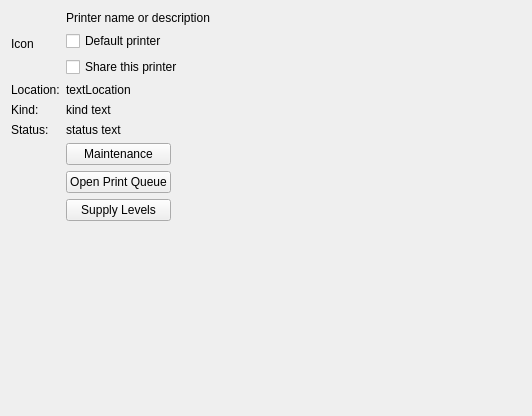
Above: printer-manager-kcm/PrinterDescription.ui from KDE/print-manager before the change. Below: the same form after it.
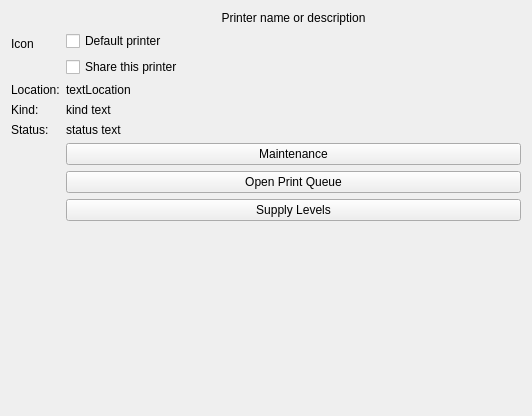
That is the form after the change. Custom widgets are drawn as their Qt base class.

```diff
--- a/printer-manager-kcm/PrinterDescription.ui
+++ b/printer-manager-kcm/PrinterDescription.ui
@@ -13,9 +13,6 @@
   <layout class="QGridLayout" name="gridLayout">
    <item row="0" column="0">
     <layout class="QFormLayout" name="formLayout">
-     <property name="fieldGrowthPolicy">
-      <enum>QFormLayout::FieldsStayAtSizeHint</enum>
-     </property>
      <property name="rowWrapPolicy">
       <enum>QFormLayout::DontWrapRows</enum>
      </property>
@@ -78,6 +75,12 @@
      </item>
      <item row="1" column="1">
       <widget class="QLabel" name="locationMsgL">
+       <property name="sizePolicy">
+        <sizepolicy hsizetype="Expanding" vsizetype="Expanding">
+         <horstretch>0</horstretch>
+         <verstretch>0</verstretch>
+        </sizepolicy>
+       </property>
        <property name="text">
         <string notr="true">textLocation</string>
        </property>
@@ -96,7 +99,7 @@
      <item row="2" column="1">
       <widget class="QLabel" name="kindMsgL">
        <property name="sizePolicy">
-        <sizepolicy hsizetype="Preferred" vsizetype="Preferred">
+        <sizepolicy hsizetype="Expanding" vsizetype="Expanding">
          <horstretch>0</horstretch>
          <verstretch>0</verstretch>
         </sizepolicy>
@@ -118,6 +121,12 @@
      </item>
      <item row="3" column="1">
       <widget class="QLabel" name="statusMsgL">
+       <property name="sizePolicy">
+        <sizepolicy hsizetype="Expanding" vsizetype="Expanding">
+         <horstretch>0</horstretch>
+         <verstretch>0</verstretch>
+        </sizepolicy>
+       </property>
        <property name="text">
         <string notr="true">status text</string>
        </property>
```
